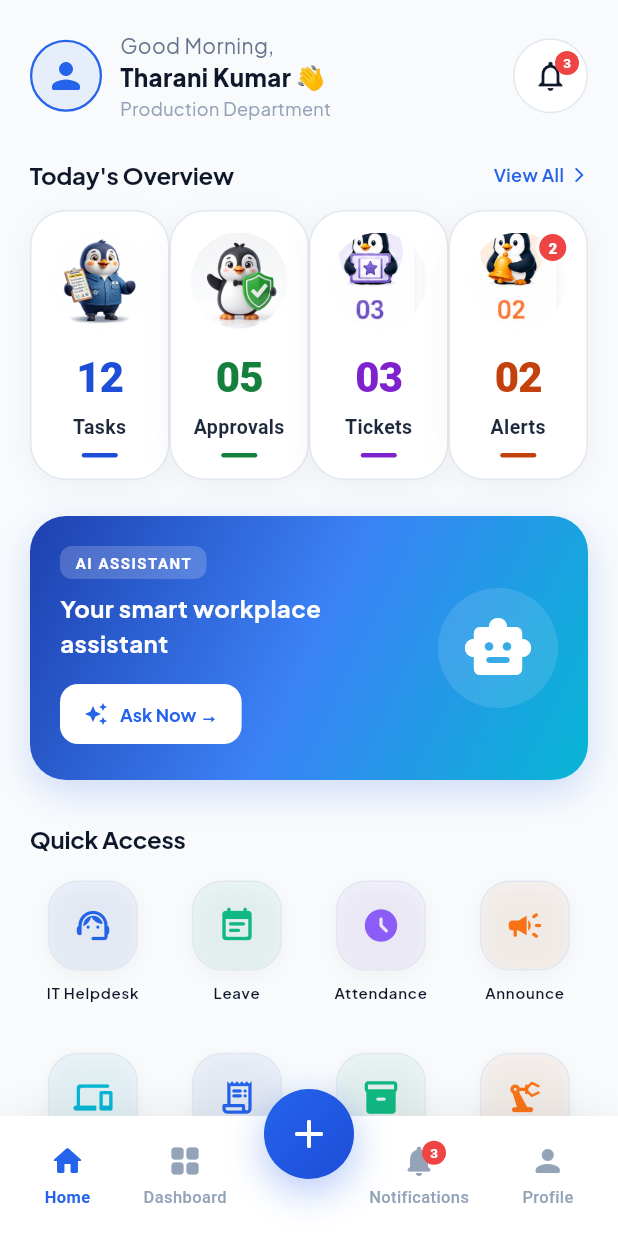
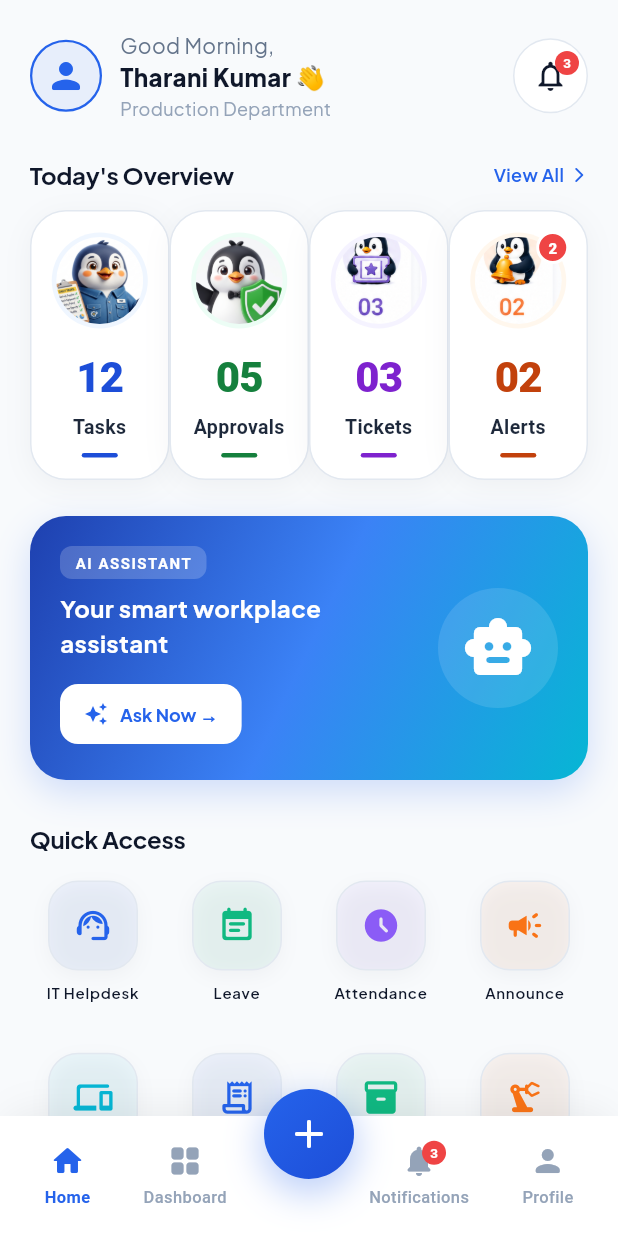
Before and after one commit to Tharanikumar/jotun-one-, a Flutter app: the DashboardScreen screen opened by its route, on a phone screen of 412 x 824 dp. Run offline on Flutter 3.47's test engine with Material 3 defaults, Android fonts, the phone set to English and light mode, and no system bars; our stand-ins replace fl_chart, flutter_riverpod, go_router, google_fonts.

Commit message:
feat: Crop Tasks and Approvals penguin avatars to match Cards 3 & 4 circular pastel pod styling

```diff
--- a/lib/core/widgets/stat_card.dart
+++ b/lib/core/widgets/stat_card.dart
@@ -86,6 +86,7 @@ class _StatCardState extends State<StatCard> with SingleTickerProviderStateMixin
       avatarWidget = Container(
         width: 64,
         height: 64,
+        padding: const EdgeInsets.all(3),
         decoration: BoxDecoration(
           color: widget.iconBgColor,
           shape: BoxShape.circle,
@@ -93,13 +94,13 @@ class _StatCardState extends State<StatCard> with SingleTickerProviderStateMixin
         child: ClipOval(
           child: Image.asset(
             widget.imagePath!,
-            width: 56,
-            height: 56,
+            width: 58,
+            height: 58,
             fit: BoxFit.cover,
             errorBuilder: (context, error, stackTrace) {
               return PenguinAvatar(
                 type: widget.penguinType ?? PenguinType.tasks,
-                size: 56,
+                size: 58,
               );
             },
           ),
@@ -108,7 +109,7 @@ class _StatCardState extends State<StatCard> with SingleTickerProviderStateMixin
     } else {
       avatarWidget = PenguinAvatar(
         type: widget.penguinType ?? PenguinType.tickets,
-        size: 56,
+        size: 64,
       );
     }
 
```
Also changed, not shown: assets/images/penguin_approvals.png, assets/images/penguin_tasks.png.
